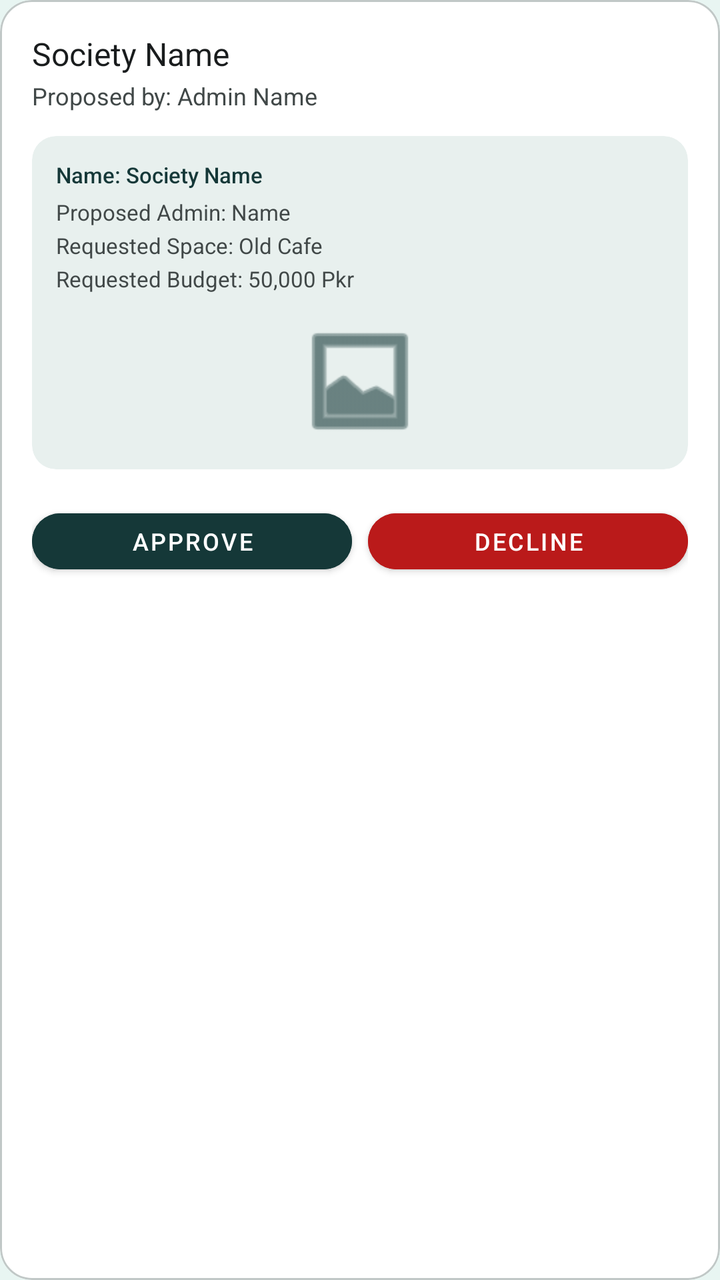
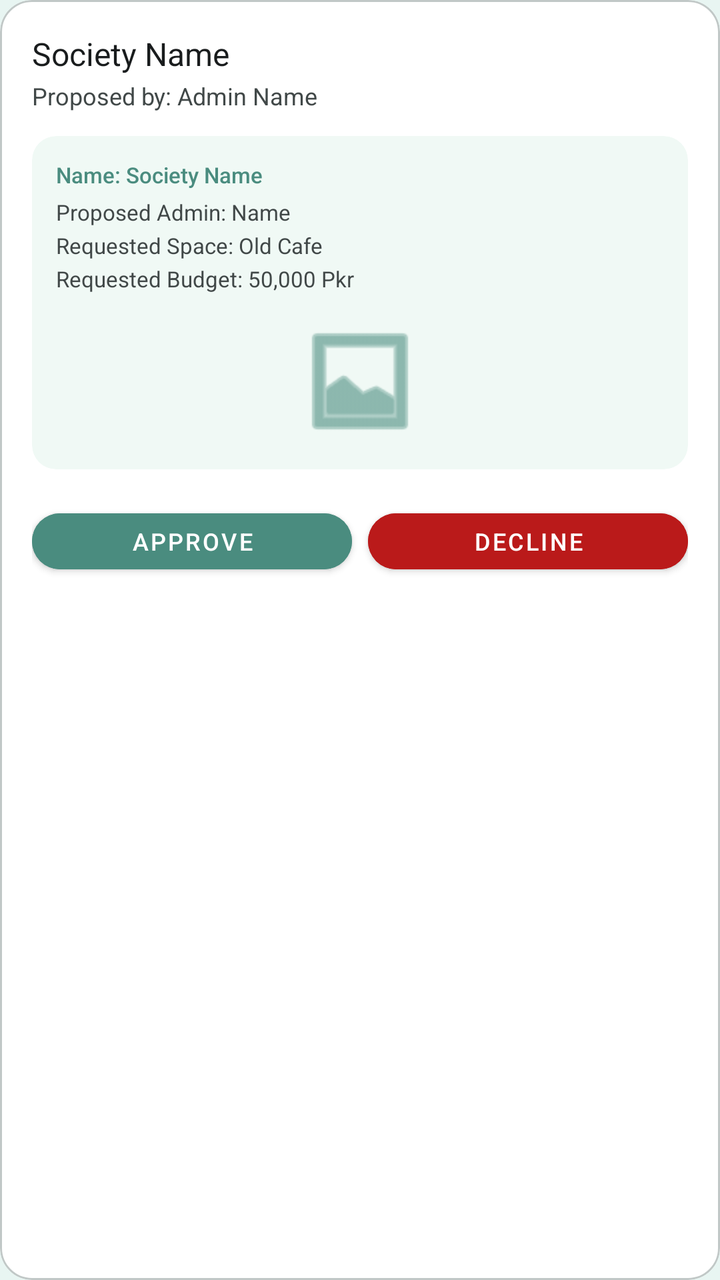

An Android layout rendered at two revisions. The XML below is the earlier revision; the diff shows what the commit changed to produce the second picture.
<!-- AndroidManifest.xml: application theme Theme.CampusBiome -->
<!-- res/layout/item_admin_society_approval.xml -->
<?xml version="1.0" encoding="utf-8"?>
<com.google.android.material.card.MaterialCardView xmlns:android="http://schemas.android.com/apk/res/android"
    xmlns:app="http://schemas.android.com/apk/res-auto"
    android:layout_width="match_parent"
    android:layout_height="wrap_content"
    android:layout_marginBottom="12dp"
    app:cardBackgroundColor="#FFFFFF"
    app:cardCornerRadius="16dp"
    app:cardElevation="0dp"
    app:strokeColor="#C1C8C7"
    app:strokeWidth="1dp">

    <LinearLayout
        android:layout_width="match_parent"
        android:layout_height="wrap_content"
        android:orientation="vertical"
        android:padding="16dp">

        <TextView
            android:id="@+id/tvSocietyName"
            android:layout_width="wrap_content"
            android:layout_height="wrap_content"
            android:fontFamily="sans-serif-bold"
            android:text="Society Name"
            android:textColor="#191C1D"
            android:textSize="16sp" />
        
        <TextView
            android:id="@+id/tvProposedBy"
            android:layout_width="wrap_content"
            android:layout_height="wrap_content"
            android:text="Proposed by: Admin Name"
            android:textColor="#414848"
            android:textSize="12sp"
            android:layout_marginTop="2dp" />

        
        <com.google.android.material.card.MaterialCardView
            android:layout_width="match_parent"
            android:layout_height="wrap_content"
            android:layout_marginTop="12dp"
            app:cardBackgroundColor="#E8F0EE"
            app:cardCornerRadius="12dp"
            app:cardElevation="0dp">
            
            <LinearLayout
                android:layout_width="match_parent"
                android:layout_height="wrap_content"
                android:orientation="vertical"
                android:padding="12dp">
                
                <TextView android:id="@+id/tvDetailName" android:layout_width="wrap_content" android:layout_height="wrap_content" android:text="Name: Society Name" android:textSize="11sp" android:textColor="#153838" android:fontFamily="sans-serif-medium" />
                <TextView android:id="@+id/tvDetailAdmin" android:layout_width="wrap_content" android:layout_height="wrap_content" android:text="Proposed Admin: Name" android:textSize="11sp" android:textColor="#414848" android:layout_marginTop="4dp" />
                <TextView android:id="@+id/tvDetailSpace" android:layout_width="wrap_content" android:layout_height="wrap_content" android:text="Requested Space: Old Cafe" android:textSize="11sp" android:textColor="#414848" android:layout_marginTop="2dp" />
                <TextView android:id="@+id/tvDetailBudget" android:layout_width="wrap_content" android:layout_height="wrap_content" android:text="Requested Budget: 50,000 Pkr" android:textSize="11sp" android:textColor="#414848" android:layout_marginTop="2dp" />
                
                <ImageView
                    android:id="@+id/ivDetailLogo"
                    android:layout_width="64dp"
                    android:layout_height="64dp"
                    android:layout_gravity="center"
                    android:layout_marginTop="12dp"
                    android:src="@android:drawable/ic_menu_gallery"
                    app:tint="#153838" />

            </LinearLayout>
        </com.google.android.material.card.MaterialCardView>

        <LinearLayout
            android:layout_width="match_parent"
            android:layout_height="wrap_content"
            android:orientation="horizontal"
            android:layout_marginTop="16dp">
            <Button
                android:id="@+id/btnAccept"
                android:layout_width="0dp"
                android:layout_height="40dp"
                android:layout_weight="1"
                android:layout_marginEnd="8dp"
                android:text="Approve"
                android:backgroundTint="#153838"
                android:textColor="#FFFFFF"
                android:textSize="12sp"
                android:fontFamily="sans-serif-medium"
                app:cornerRadius="20dp" />
            <Button
                android:id="@+id/btnReject"
                android:layout_width="0dp"
                android:layout_height="40dp"
                android:layout_weight="1"
                android:text="Decline"
                android:backgroundTint="#BA1A1A"
                android:textColor="#FFFFFF"
                android:textSize="12sp"
                android:fontFamily="sans-serif-medium"
                app:cornerRadius="20dp" />
        </LinearLayout>

    </LinearLayout>

</com.google.android.material.card.MaterialCardView>
<!-- resources referenced by this layout -->
<resources>
  <style name="Theme.CampusBiome" parent="Theme.MaterialComponents.Light.NoActionBar">
          <item name="colorPrimary">@color/primary</item>
          <item name="colorPrimaryDark">@color/primary_dark</item>
          <item name="colorAccent">@color/accent</item>
          <item name="android:windowBackground">@color/background</item>
      </style>
  <color name="primary">#4A8C7F</color>
  <color name="primary_dark">#3A7066</color>
  <color name="accent">#2D6A5E</color>
  <color name="background">#E8F5F2</color>
</resources>

<!-- the commit's change to res/layout/item_admin_society_approval.xml (unified diff, before → after) -->
@@ -39,7 +39,7 @@
             android:layout_width="match_parent"
             android:layout_height="wrap_content"
             android:layout_marginTop="12dp"
-            app:cardBackgroundColor="#E8F0EE"
+            app:cardBackgroundColor="#F0F9F5"
             app:cardCornerRadius="12dp"
             app:cardElevation="0dp">
             
@@ -49,7 +49,7 @@
                 android:orientation="vertical"
                 android:padding="12dp">
                 
-                <TextView android:id="@+id/tvDetailName" android:layout_width="wrap_content" android:layout_height="wrap_content" android:text="Name: Society Name" android:textSize="11sp" android:textColor="#153838" android:fontFamily="sans-serif-medium" />
+                <TextView android:id="@+id/tvDetailName" android:layout_width="wrap_content" android:layout_height="wrap_content" android:text="Name: Society Name" android:textSize="11sp" android:textColor="@color/primary" android:fontFamily="sans-serif-medium" />
                 <TextView android:id="@+id/tvDetailAdmin" android:layout_width="wrap_content" android:layout_height="wrap_content" android:text="Proposed Admin: Name" android:textSize="11sp" android:textColor="#414848" android:layout_marginTop="4dp" />
                 <TextView android:id="@+id/tvDetailSpace" android:layout_width="wrap_content" android:layout_height="wrap_content" android:text="Requested Space: Old Cafe" android:textSize="11sp" android:textColor="#414848" android:layout_marginTop="2dp" />
                 <TextView android:id="@+id/tvDetailBudget" android:layout_width="wrap_content" android:layout_height="wrap_content" android:text="Requested Budget: 50,000 Pkr" android:textSize="11sp" android:textColor="#414848" android:layout_marginTop="2dp" />
@@ -61,7 +61,7 @@
                     android:layout_gravity="center"
                     android:layout_marginTop="12dp"
                     android:src="@android:drawable/ic_menu_gallery"
-                    app:tint="#153838" />
+                    app:tint="@color/primary" />
 
             </LinearLayout>
         </com.google.android.material.card.MaterialCardView>
@@ -78,7 +78,7 @@
                 android:layout_weight="1"
                 android:layout_marginEnd="8dp"
                 android:text="Approve"
-                android:backgroundTint="#153838"
+                android:backgroundTint="@color/primary"
                 android:textColor="#FFFFFF"
                 android:textSize="12sp"
                 android:fontFamily="sans-serif-medium"
